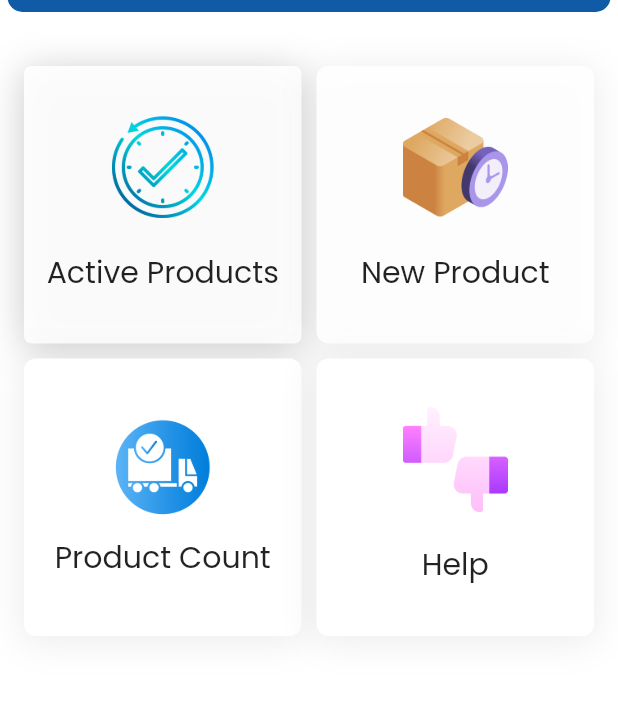
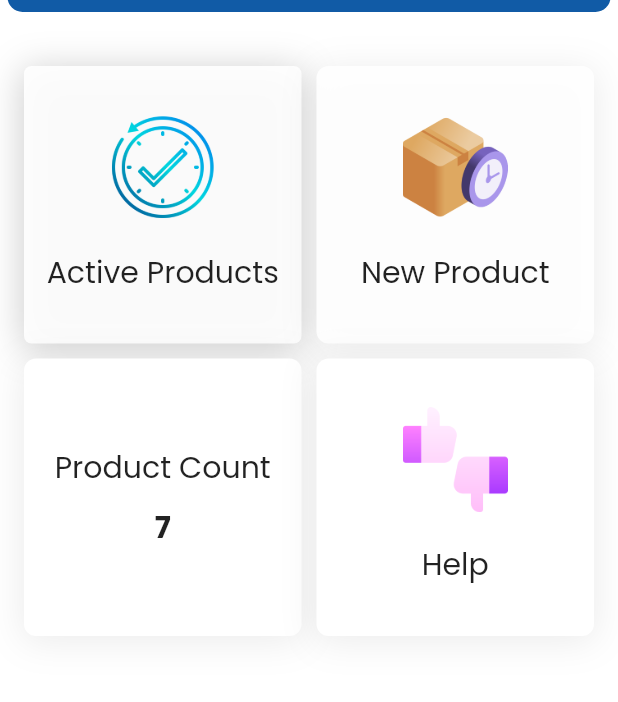
Before and after one commit to 3teeno/Build, a Flutter app: the VendorHomePageWidget screen opened directly, on a phone screen of 412 x 824 dp, the part 183-885 px from its top. Run offline on Flutter 3.47's test engine with Material 2 defaults, Android fonts, the phone set to English and light mode, and no system bars; our stand-ins replace auto_size_text, built_collection, built_value, cached_network_image, cloud_firestore, file_picker and 16 more; missing offline and left inert: dart:ffi, dash_chat, email_auth, json_path, mime_type; accounts and stored records are empty; generated files the repository leaves out were written again; network calls fail.

Commit message:
comitt 124578

```diff
--- a/lib/home_page/VendorHomePage.dart
+++ b/lib/home_page/VendorHomePage.dart
@@ -168,15 +168,14 @@ class _VendorHomePageWidgetState extends State<VendorHomePageWidget> {
                           crossAxisAlignment: CrossAxisAlignment.center,
                           mainAxisAlignment: MainAxisAlignment.center,
                           children: [
-                            Image.asset(
-                              "assets/images/completed.png",
-                              height: 70,
-                            ),
+                            Text('Product Count',
+                              style: TextStyle(fontSize: 20, fontFamily: 'Poppins'),textAlign: TextAlign.center,),
                             SizedBox(
                               height: 10,
                             ),
-                            Text('Product Count',
-                              style: TextStyle(fontSize: 20, fontFamily: 'Poppins'),textAlign: TextAlign.center,)
+                            Text('7',
+                              style: TextStyle(fontSize: 20, fontFamily: 'Poppins',fontWeight: FontWeight.bold),textAlign: TextAlign.center,),
+
                           ]),
                       decoration: BoxDecoration(
                           color: Colors.white,
```
